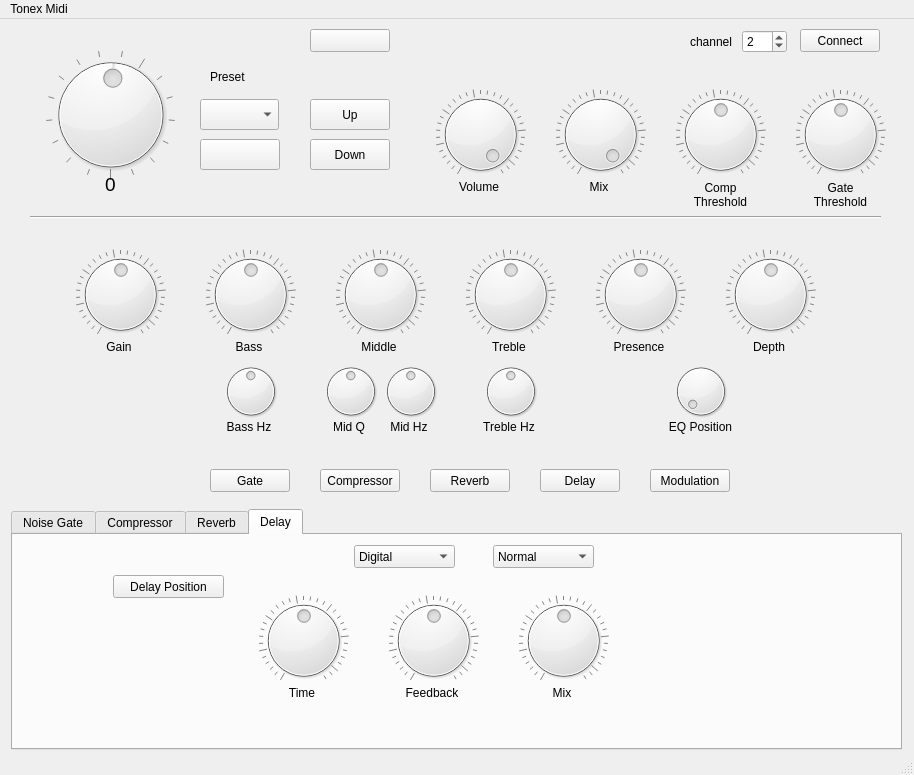
The window that TonexMIDI/mainwindow.ui (jimmymc23/TonexMidi) describes before a commit, drawn with Qt 5.
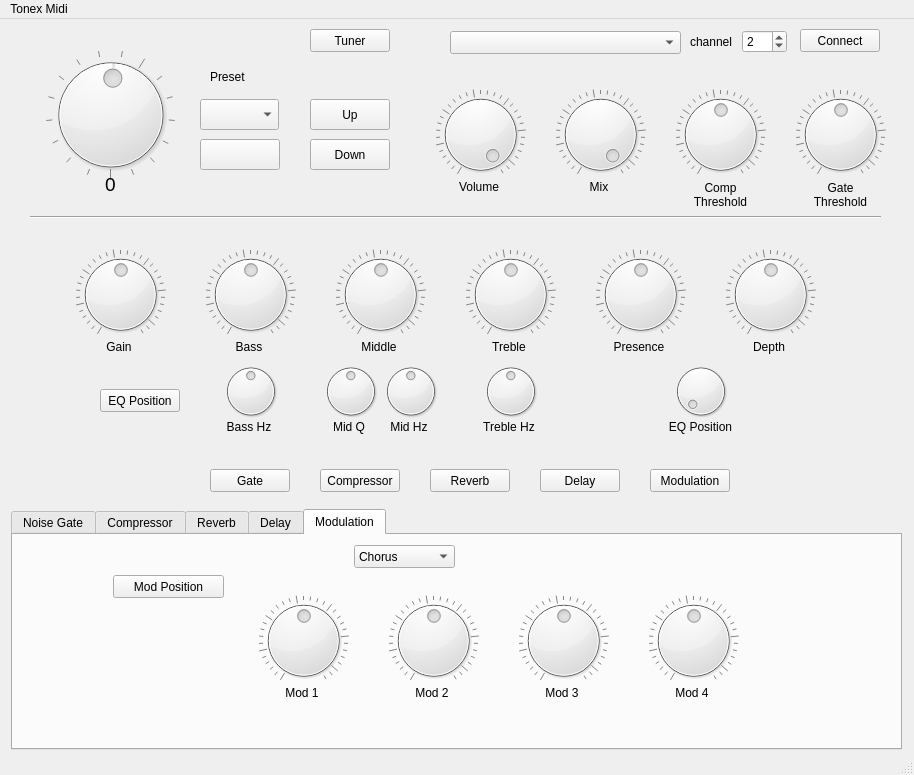
The same window after the commit.

Commit message: Midi changes - allow device selection

What changed in the file:
```diff
--- a/TonexMIDI/mainwindow.ui
+++ b/TonexMIDI/mainwindow.ui
@@ -154,7 +154,7 @@
      </rect>
     </property>
     <property name="text">
-     <string/>
+     <string>Tuner</string>
     </property>
     <property name="checkable">
      <bool>true</bool>
@@ -427,7 +427,7 @@
      </rect>
     </property>
     <property name="currentIndex">
-     <number>3</number>
+     <number>4</number>
     </property>
     <widget class="QWidget" name="tab">
      <attribute name="title">
@@ -1023,6 +1023,223 @@
       </property>
      </widget>
     </widget>
+    <widget class="QWidget" name="Modulation">
+     <attribute name="title">
+      <string>Modulation</string>
+     </attribute>
+     <widget class="QPushButton" name="modPositionButton">
+      <property name="geometry">
+       <rect>
+        <x>100</x>
+        <y>40</y>
+        <width>111</width>
+        <height>23</height>
+       </rect>
+      </property>
+      <property name="text">
+       <string>Mod Position</string>
+      </property>
+     </widget>
+     <widget class="QDial" name="modDial2">
+      <property name="geometry">
+       <rect>
+        <x>370</x>
+        <y>60</y>
+        <width>101</width>
+        <height>91</height>
+       </rect>
+      </property>
+      <property name="whatsThis">
+       <string>Gain</string>
+      </property>
+      <property name="maximum">
+       <number>127</number>
+      </property>
+      <property name="value">
+       <number>64</number>
+      </property>
+      <property name="notchesVisible">
+       <bool>true</bool>
+      </property>
+     </widget>
+     <widget class="QComboBox" name="modTypecomboBox">
+      <property name="geometry">
+       <rect>
+        <x>341</x>
+        <y>10</y>
+        <width>101</width>
+        <height>23</height>
+       </rect>
+      </property>
+      <property name="currentText">
+       <string>Chorus</string>
+      </property>
+      <property name="currentIndex">
+       <number>0</number>
+      </property>
+      <property name="maxVisibleItems">
+       <number>6</number>
+      </property>
+      <property name="minimumContentsLength">
+       <number>1</number>
+      </property>
+      <item>
+       <property name="text">
+        <string>Chorus</string>
+       </property>
+      </item>
+      <item>
+       <property name="text">
+        <string>Tremolo</string>
+       </property>
+      </item>
+      <item>
+       <property name="text">
+        <string>Phaser</string>
+       </property>
+      </item>
+      <item>
+       <property name="text">
+        <string>Flanger</string>
+       </property>
+      </item>
+      <item>
+       <property name="text">
+        <string>Rotary</string>
+       </property>
+      </item>
+     </widget>
+     <widget class="QDial" name="modDial1">
+      <property name="geometry">
+       <rect>
+        <x>240</x>
+        <y>60</y>
+        <width>101</width>
+        <height>91</height>
+       </rect>
+      </property>
+      <property name="whatsThis">
+       <string>Gain</string>
+      </property>
+      <property name="maximum">
+       <number>127</number>
+      </property>
+      <property name="value">
+       <number>64</number>
+      </property>
+      <property name="notchesVisible">
+       <bool>true</bool>
+      </property>
+     </widget>
+     <widget class="QLabel" name="Modlabel3">
+      <property name="geometry">
+       <rect>
+        <x>520</x>
+        <y>150</y>
+        <width>58</width>
+        <height>15</height>
+       </rect>
+      </property>
+      <property name="text">
+       <string>Mod 3</string>
+      </property>
+      <property name="alignment">
+       <set>Qt::AlignCenter</set>
+      </property>
+     </widget>
+     <widget class="QLabel" name="Modlabel1">
+      <property name="geometry">
+       <rect>
+        <x>260</x>
+        <y>150</y>
+        <width>58</width>
+        <height>15</height>
+       </rect>
+      </property>
+      <property name="text">
+       <string>Mod 1</string>
+      </property>
+      <property name="alignment">
+       <set>Qt::AlignCenter</set>
+      </property>
+     </widget>
+     <widget class="QDial" name="modDial3">
+      <property name="geometry">
+       <rect>
+        <x>500</x>
+        <y>60</y>
+        <width>101</width>
+        <height>91</height>
+       </rect>
+      </property>
+      <property name="whatsThis">
+       <string>Gain</string>
+      </property>
+      <property name="maximum">
+       <number>127</number>
+      </property>
+      <property name="value">
+       <number>64</number>
+      </property>
+      <property name="notchesVisible">
+       <bool>true</bool>
+      </property>
+     </widget>
+     <widget class="QLabel" name="Modlabel2">
+      <property name="geometry">
+       <rect>
+        <x>390</x>
+        <y>150</y>
+        <width>58</width>
+        <height>15</height>
+       </rect>
+      </property>
+      <property name="text">
+       <string>Mod 2</string>
+      </property>
+      <property name="alignment">
+       <set>Qt::AlignCenter</set>
+      </property>
+     </widget>
+     <widget class="QDial" name="modDial4">
+      <property name="geometry">
+       <rect>
+        <x>630</x>
+        <y>60</y>
+        <width>101</width>
+        <height>91</height>
+       </rect>
+      </property>
+      <property name="whatsThis">
+       <string>Gain</string>
+      </property>
+      <property name="maximum">
+       <number>127</number>
+      </property>
+      <property name="value">
+       <number>64</number>
+      </property>
+      <property name="notchesVisible">
+       <bool>true</bool>
+      </property>
+     </widget>
+     <widget class="QLabel" name="Modlabel4">
+      <property name="geometry">
+       <rect>
+        <x>650</x>
+        <y>150</y>
+        <width>58</width>
+        <height>15</height>
+       </rect>
+      </property>
+      <property name="text">
+       <string>Mod 4</string>
+      </property>
+      <property name="alignment">
+       <set>Qt::AlignCenter</set>
+      </property>
+     </widget>
+    </widget>
    </widget>
    <widget class="QLabel" name="label_9">
     <property name="geometry">
@@ -1441,6 +1658,29 @@
      <string>Modulation</string>
     </property>
    </widget>
+   <widget class="QPushButton" name="eqPositionButton">
+    <property name="geometry">
+     <rect>
+      <x>100</x>
+      <y>370</y>
+      <width>80</width>
+      <height>23</height>
+     </rect>
+    </property>
+    <property name="text">
+     <string>EQ Position</string>
+    </property>
+   </widget>
+   <widget class="QComboBox" name="midiDevicecomboBox">
+    <property name="geometry">
+     <rect>
+      <x>450</x>
+      <y>12</y>
+      <width>231</width>
+      <height>23</height>
+     </rect>
+    </property>
+   </widget>
   </widget>
   <widget class="QMenuBar" name="menubar">
    <property name="geometry">
```
Left out of the diff: 66 changed lines with no effect on the pictures. The commit also changes 14 other files.
